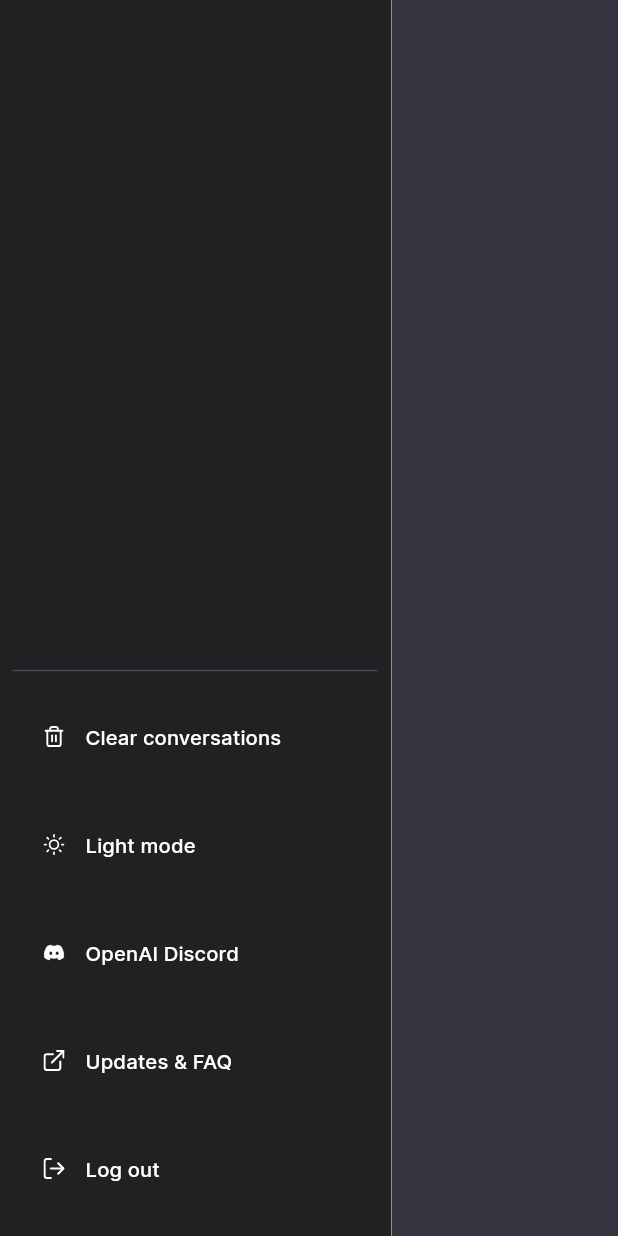
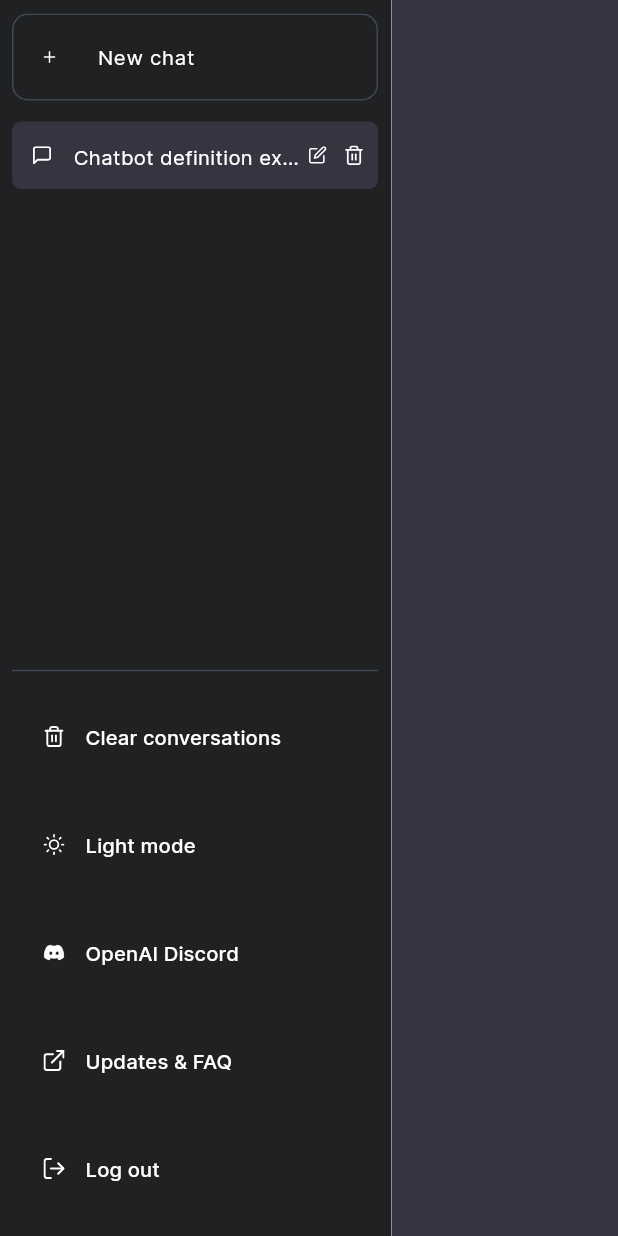
Before and after one commit to bukunmialuko/chatgpt_web_ui_flutter, a Flutter app: the screen it shows after launch, after a tap on "Log in", after a tap on "Continue", on a phone screen of 412 x 824 dp. Run offline on Flutter 3.47's test engine with Material 3 defaults, Android fonts, the phone set to English and light mode, and no system bars; our stand-ins replace flutter_svg, go_router, lottie; generated files the repository leaves out were written again.

Commit message:
feat: add chat history ui

```diff
--- /dev/null
+++ b/lib/features/main/widgets/chat/chat_history.dart
@@ -0,0 +1,75 @@
+import 'package:chatgpt_web_ui/generated/assets.gen.dart';
+import 'package:chatgpt_web_ui/styles/app_colors.dart';
+import 'package:flutter/cupertino.dart';
+import 'package:flutter/material.dart';
+import 'package:flutter/widgets.dart';
+
+class ChatHistoryWidget extends StatelessWidget {
+  const ChatHistoryWidget({super.key});
+
+  @override
+  Widget build(BuildContext context) {
+    return ListView.separated(
+      itemBuilder: (c, i) => const _ChatHistoryItem('Chatbot definition expl'),
+      separatorBuilder: (c, i) => const SizedBox(height: 8),
+      itemCount: 1,
+    );
+  }
+}
+
+class _ChatHistoryItem extends StatelessWidget {
+  const _ChatHistoryItem(this.label);
+
+  final String label;
+  @override
+  Widget build(BuildContext context) {
+    return GestureDetector(
+      child: Container(
+        decoration: BoxDecoration(
+          borderRadius: BorderRadius.circular(6),
+          color: const Color(0xff343540),
+        ),
+        padding: const EdgeInsets.only(
+          left: 14,
+          right: 10,
+          top: 16,
+          bottom: 16,
+        ),
+        height: 45,
+        alignment: Alignment.centerLeft,
+        child: Row(
+          children: [
+            Container(
+              margin: const EdgeInsets.only(right: 15),
+              width: 12,
+              height: 13,
+              child: Assets.svg.message.svg(),
+            ),
+            Expanded(
+              child: Text(
+                label,
+                style: const TextStyle(
+                    color: AppColors.white,
+                    fontSize: 13.5,
+                    height: 0,
+                    overflow: TextOverflow.ellipsis),
+                maxLines: 1,
+                textAlign: TextAlign.left,
+              ),
+            ),
+            Container(
+                margin: const EdgeInsets.only(left: 6, right: 12),
+                width: 12,
+                height: 13,
+                child: Assets.svg.edit.svg()),
+            SizedBox(
+              width: 12,
+              height: 13,
+              child: Assets.svg.delete.svg(),
+            ),
+          ],
+        ),
+      ),
+    );
+  }
+}
--- a/lib/features/main/widgets/side_menu/side_menu.dart
+++ b/lib/features/main/widgets/side_menu/side_menu.dart
@@ -1,3 +1,4 @@
+import 'package:chatgpt_web_ui/features/main/widgets/chat/chat_history.dart';
 import 'package:chatgpt_web_ui/generated/assets.gen.dart';
 import 'package:chatgpt_web_ui/styles/app_colors.dart';
 import 'package:flutter/material.dart';
@@ -20,12 +21,25 @@ class _SideMenuState extends State<SideMenu> {
         child: Column(
           crossAxisAlignment: CrossAxisAlignment.start,
           children: [
-            Expanded(
-              child: ListView.separated(
-                itemBuilder: (c, i) => const SizedBox(),
-                separatorBuilder: (c, i) => const SizedBox(),
-                itemCount: 2,
+            Material(
+              color: AppColors.dark,
+              child: Container(
+                margin: const EdgeInsets.only(bottom: 14),
+                child: ListTile(
+                  leading: SizedBox(height: 8, child: Assets.svg.plus.svg()),
+                  title: const Text(
+                    'New chat',
+                    style: TextStyle(color: AppColors.white, fontSize: 13.5),
+                  ),
+                  shape: RoundedRectangleBorder(
+                    side: const BorderSide(color: AppColors.bright),
+                    borderRadius: BorderRadius.circular(10.55),
+                  ),
+                ),
               ),
+            ),
+            const Expanded(
+              child: ChatHistoryWidget(),
             ),
             const Divider(color: AppColors.bright),
             const _BottomSection(),
```
